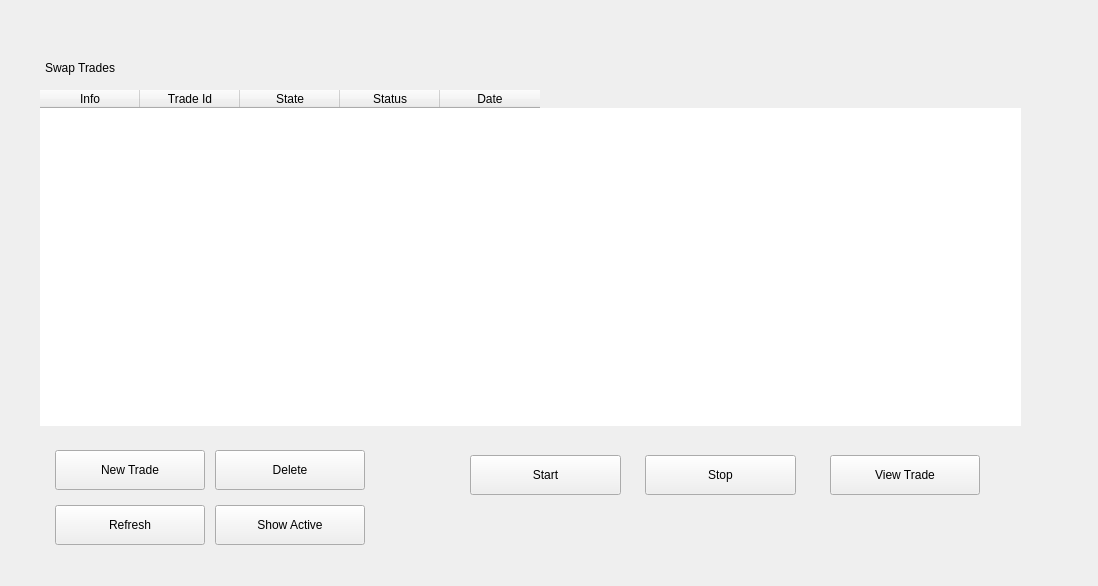
Before: the Qt Designer form windows_desktop/s_swaplist_w.ui in 0xkobe/mwc-wallet, drawn with Qt 5.
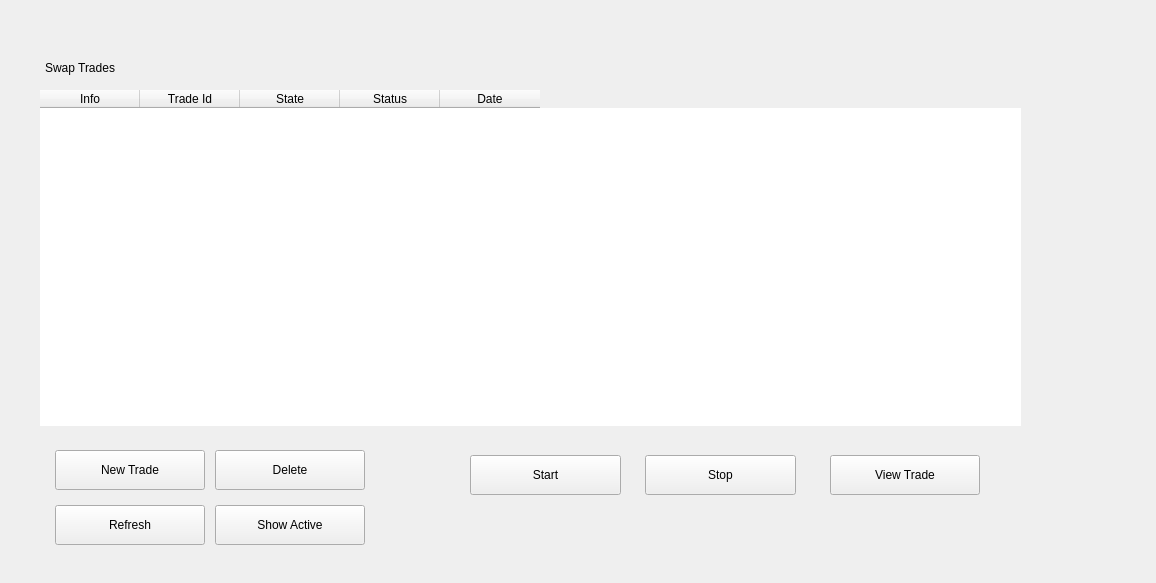
After: the same form once the commit is applied. Custom widgets are drawn as their Qt base class.

What changed in the file:
```diff
--- a/windows_desktop/s_swaplist_w.ui
+++ b/windows_desktop/s_swaplist_w.ui
@@ -6,8 +6,8 @@
    <rect>
     <x>0</x>
     <y>0</y>
-    <width>1098</width>
-    <height>586</height>
+    <width>1156</width>
+    <height>583</height>
    </rect>
   </property>
   <property name="windowTitle">
```
